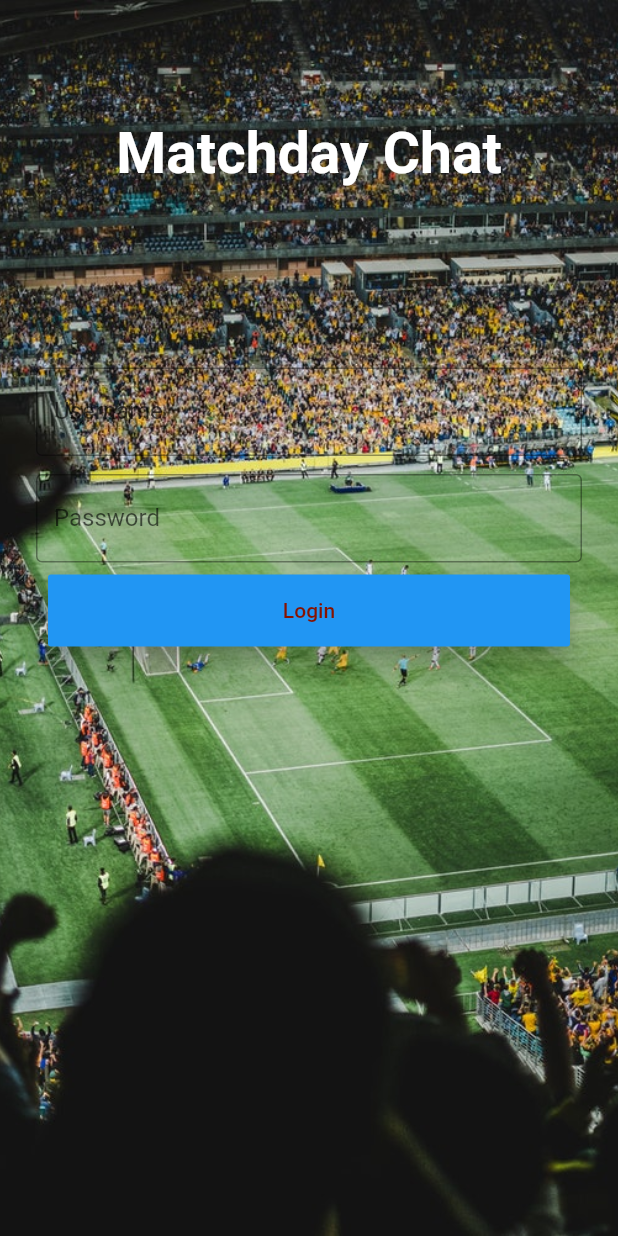
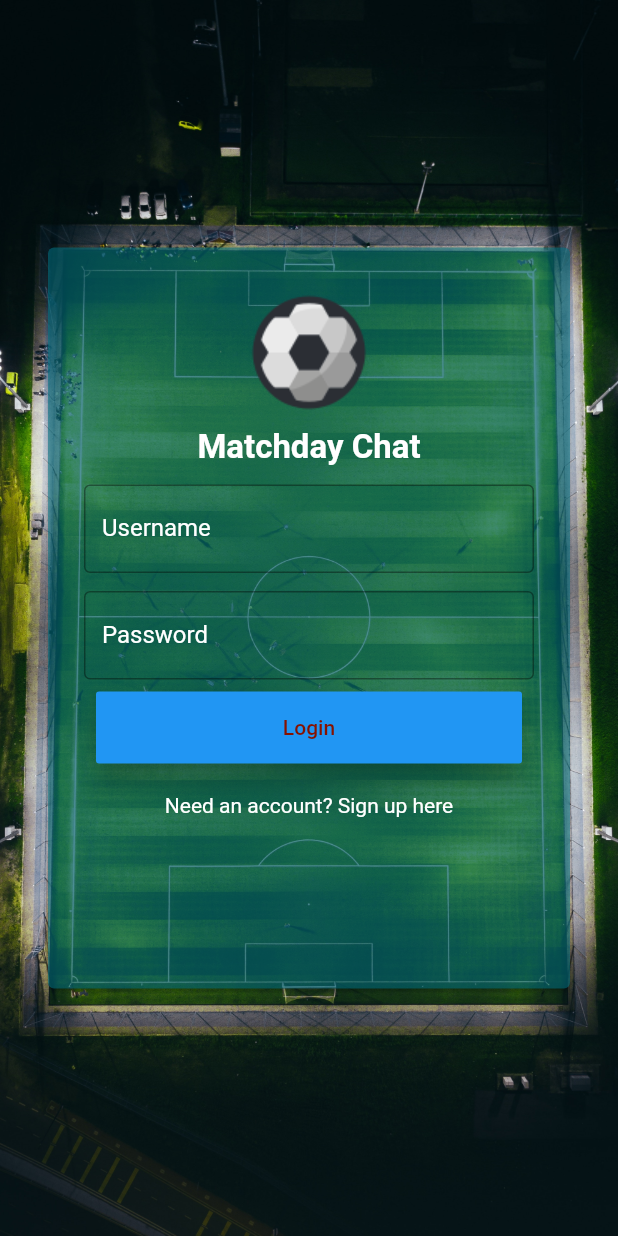
Before and after one commit to brianroper/match_day_chat, a Flutter app: the screen it shows after launch, on a phone screen of 412 x 824 dp. Run offline on Flutter 3.47's test engine with Material 2 defaults, Android fonts, the phone set to English and light mode, and no system bars; our stand-ins replace cloud_firestore; accounts and stored records are empty; Roboto replaces fonts that are missing (Rubik).

Commit message:
added cardview for login

```diff
--- a/lib/colors.dart
+++ b/lib/colors.dart
@@ -11,3 +11,5 @@ const kMatchDayErrorRed = const Color(0xFFC5032B);
 
 const kMatchDaySurfaceWhite = const Color(0xFFFFFBFA);
 const kMatchDayBackgroundWhite = Colors.white;
+
+const kMatchDaySurfaceTrans = const Color(0x8A007586);
--- a/lib/views/login_screen.dart
+++ b/lib/views/login_screen.dart
@@ -1,5 +1,7 @@
 import 'package:flutter/material.dart';
 import 'package:match_day_chat/colors.dart';
+
+final ThemeData _kMatchDayTheme = _buildTheme();
 
 class LoginScreen extends StatefulWidget {
   @override
@@ -15,29 +17,39 @@ class LoginScreenState extends State<LoginScreen> {
   @override
   Widget build(BuildContext context) {
     return new MaterialApp(
-      theme: _buildTheme(),
+      theme: _kMatchDayTheme,
       home: new Scaffold(
         body: Stack(
           children: <Widget>[
             new Container(
               decoration: new BoxDecoration(
                   image: new DecorationImage(
-                image: new AssetImage("assets/arena_allianz_austrailia.jpeg"),
+                image: new AssetImage("assets/soccer_field_dark.jpg"),
                 fit: BoxFit.cover,
               )),
             ),
             SafeArea(
+              child: new Card(
+                color: kMatchDaySurfaceTrans,
+                margin: EdgeInsets.only(
+                    left: 32.0, right: 32.0, top: 165.0, bottom: 165.0),
+                child: new Container(
+                  alignment: Alignment.center,
                   child: ListView(
                     padding: EdgeInsets.symmetric(horizontal: 24.0),
                     children: <Widget>[
-                  SizedBox(height: 80.0),
+                      SizedBox(height: 20.0),
                       _buildLogo(),
-                  SizedBox(height: 120.0),
+                      SizedBox(height: 12.0),
                       _buildTextField("Username", _usernameController, false),
                       SizedBox(height: 12.0),
                       _buildTextField("Password", _passwordController, true),
                       _buildLoginButton("Login"),
+                      SizedBox(height: 12.0),
+                      _buildSignUp(),
                     ],
+                  ),
+                ),
               ),
             ),
           ],
@@ -52,8 +64,8 @@ class LoginScreenState extends State<LoginScreen> {
       controller: controller,
       decoration: InputDecoration(
         labelText: label,
-        border: OutlineInputBorder(
-            borderSide: new BorderSide(color: Colors.white)),
+        border:
+            OutlineInputBorder(borderSide: new BorderSide(color: Colors.white)),
       ),
       style: new TextStyle(color: Colors.white),
     );
@@ -75,10 +87,27 @@ class LoginScreenState extends State<LoginScreen> {
   }
 
   Widget _buildLogo() {
-    return new Text("Matchday Chat",
+    return new Column(
+      crossAxisAlignment: CrossAxisAlignment.center,
+      mainAxisSize: MainAxisSize.min,
+      children: <Widget>[
+        new Image.asset('assets/soccer_icon.png',
+            width: 100.0, height: 100.0, fit: BoxFit.cover),
+        new Text("Matchday Chat",
             textAlign: TextAlign.center,
             overflow: TextOverflow.ellipsis,
-        style: new TextStyle(fontWeight: FontWeight.bold, fontSize: 38.0, color: Colors.white));
+            style: new TextStyle(
+                fontWeight: FontWeight.bold,
+                fontSize: 22.0,
+                color: Colors.white))
+      ],
+    );
+  }
+
+  Widget _buildSignUp() {
+    return new Text("Need an account? Sign up here",
+        textAlign: TextAlign.center,
+        style: new TextStyle(fontSize: 14.0, color: Colors.white));
   }
 
   void _loginWithCredentials(String username, String password) {
@@ -96,28 +125,27 @@ ThemeData _buildTheme() {
     cardColor: kMatchDayBackgroundWhite,
     textSelectionColor: kMatchDayBlue200,
     errorColor: kMatchDayErrorRed,
-      buttonTheme: new ButtonThemeData(
-          textTheme: ButtonTextTheme.accent
-      ),
+    hintColor: kMatchDayBackgroundWhite,
+    buttonTheme: new ButtonThemeData(textTheme: ButtonTextTheme.accent),
     textTheme: _buildTextTheme(base.textTheme),
     primaryTextTheme: _buildTextTheme(base.primaryTextTheme),
     accentTextTheme: _buildTextTheme(base.accentTextTheme),
   );
 }
 
-TextTheme _buildTextTheme(TextTheme base){
-    return base.copyWith(
+TextTheme _buildTextTheme(TextTheme base) {
+  return base
+      .copyWith(
         headline: base.headline.copyWith(
           fontWeight: FontWeight.w500,
         ),
-      title: base.title.copyWith(
-        fontSize: 18.0
-      ),
+        title: base.title.copyWith(fontSize: 18.0),
         caption: base.caption.copyWith(
           fontWeight: FontWeight.w400,
           fontSize: 14.0,
         ),
-    ).apply(
+      )
+      .apply(
         fontFamily: 'Rubik',
         displayColor: kMatchDayRed900,
         bodyColor: kMatchDayRed900,
--- a/pubspec.yaml
+++ b/pubspec.yaml
@@ -27,6 +27,8 @@ flutter:
   uses-material-design: true
   assets:
     - assets/arena_allianz_austrailia.jpeg
+    - assets/soccer_field_dark.jpg
+    - assets/soccer_icon.png
 
   # An image asset can refer to one or more resolution-specific "variants", see
   # https://flutter.io/assets-and-images/#resolution-aware.
```
Also changed, not shown: assets/soccer_field_dark.jpg (added), assets/soccer_icon.png (added). Lines whose indentation alone changed are shown as unchanged.
